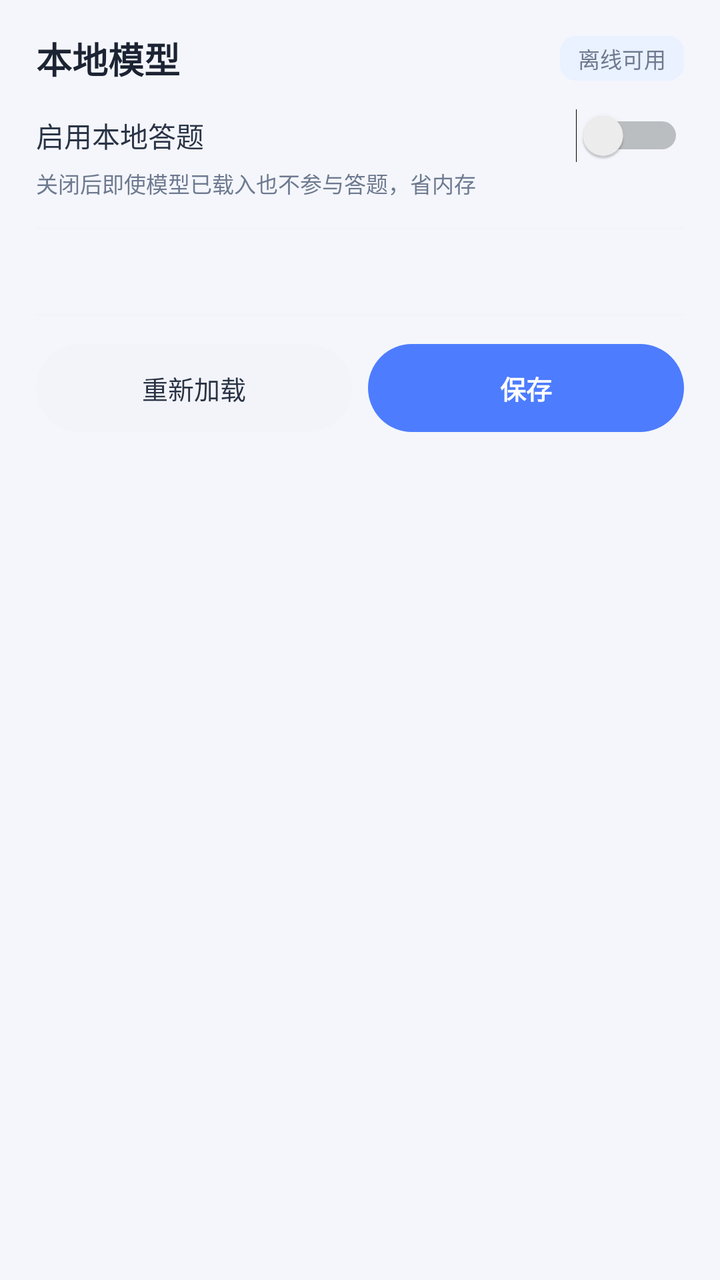
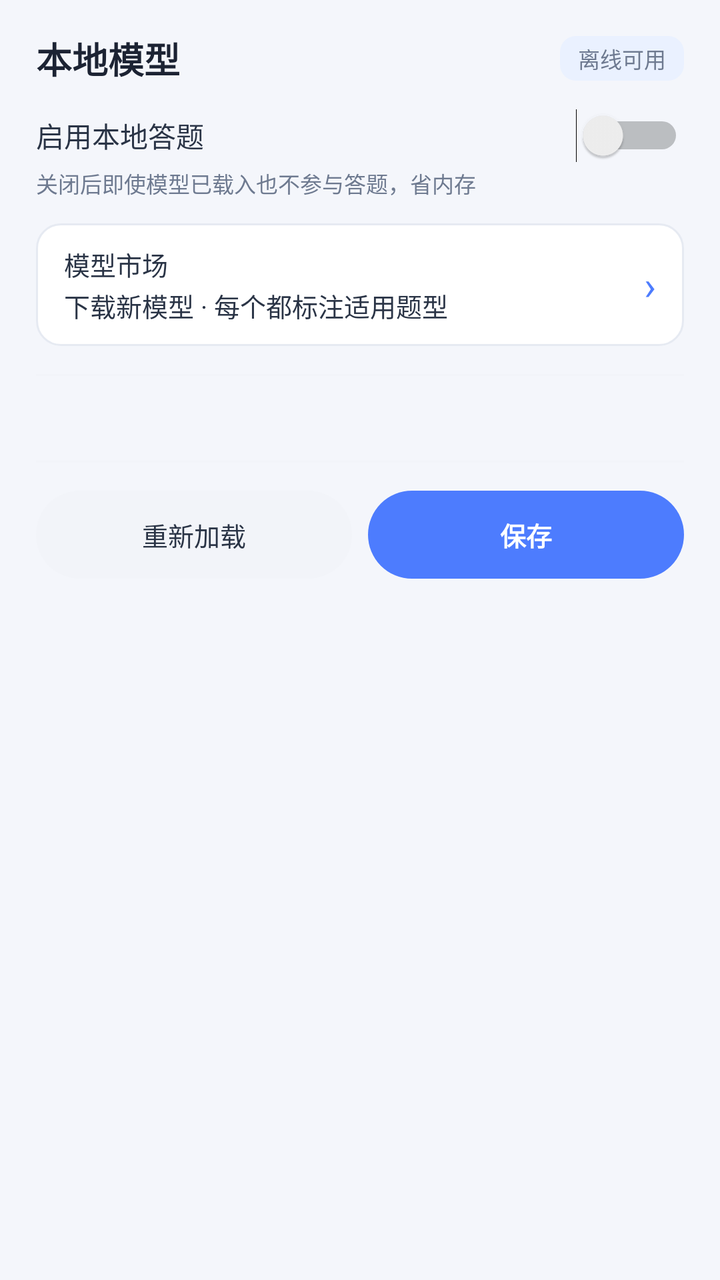

Before-and-after screenshots of an Android layout around one commit, followed by the original layout XML and the change that was made.
<!-- AndroidManifest.xml: application theme AppTheme -->
<!-- res/layout/dialog_local.xml -->
<?xml version="1.0" encoding="utf-8"?>
<ScrollView xmlns:android="http://schemas.android.com/apk/res/android"
    android:layout_width="match_parent"
    android:layout_height="wrap_content">

    <LinearLayout
        android:layout_width="match_parent"
        android:layout_height="wrap_content"
        android:orientation="vertical"
        android:paddingStart="18dp"
        android:paddingTop="16dp"
        android:paddingEnd="18dp"
        android:paddingBottom="14dp">

        <LinearLayout
            android:layout_width="match_parent"
            android:layout_height="wrap_content"
            android:gravity="center_vertical"
            android:orientation="horizontal">

            <TextView
                android:layout_width="0dp"
                android:layout_height="wrap_content"
                android:layout_weight="1"
                android:text="本地模型"
                android:textColor="@color/text_primary"
                android:textSize="18sp"
                android:textStyle="bold" />

            <TextView
                android:id="@+id/tvLocalBadge"
                android:layout_width="wrap_content"
                android:layout_height="wrap_content"
                android:background="@drawable/badge_bg"
                android:paddingStart="9dp"
                android:paddingTop="3dp"
                android:paddingEnd="9dp"
                android:paddingBottom="3dp"
                android:text="离线可用"
                android:textColor="@color/text_hint"
                android:textSize="11sp" />
        </LinearLayout>

        <LinearLayout
            android:layout_width="match_parent"
            android:layout_height="wrap_content"
            android:layout_marginTop="12dp"
            android:gravity="center_vertical"
            android:orientation="horizontal">

            <TextView
                android:layout_width="0dp"
                android:layout_height="wrap_content"
                android:layout_weight="1"
                android:text="启用本地答题"
                android:textColor="@color/text_body"
                android:textSize="14sp" />

            <Switch
                android:id="@+id/swLocalOn"
                android:layout_width="wrap_content"
                android:layout_height="wrap_content" />
        </LinearLayout>

        <TextView
            android:layout_width="match_parent"
            android:layout_height="wrap_content"
            android:layout_marginTop="2dp"
            android:text="关闭后即使模型已载入也不参与答题，省内存"
            android:textColor="@color/text_hint"
            android:textSize="11sp" />

        <View
            android:layout_width="match_parent"
            android:layout_height="1dp"
            android:layout_marginTop="14dp"
            android:layout_marginBottom="4dp"
            android:background="@color/divider" />

        <LinearLayout
            android:id="@+id/boxModels"
            android:layout_width="match_parent"
            android:layout_height="wrap_content"
            android:orientation="vertical" />

        <ProgressBar
            android:id="@+id/pb"
            style="?android:attr/progressBarStyleHorizontal"
            android:layout_width="match_parent"
            android:layout_height="6dp"
            android:layout_marginTop="10dp"
            android:max="100"
            android:progress="0"
            android:progressBackgroundTint="@color/bg_field"
            android:progressTint="@color/brand"
            android:visibility="gone" />

        <TextView
            android:id="@+id/tvModelState"
            android:layout_width="match_parent"
            android:layout_height="wrap_content"
            android:layout_marginTop="8dp"
            android:text=""
            android:textColor="@color/text_hint"
            android:textSize="12sp" />

        <View
            android:layout_width="match_parent"
            android:layout_height="1dp"
            android:layout_marginTop="14dp"
            android:layout_marginBottom="14dp"
            android:background="@color/divider" />

        <LinearLayout
            android:layout_width="match_parent"
            android:layout_height="wrap_content"
            android:orientation="horizontal">

            <TextView
                android:id="@+id/btnReload"
                android:layout_width="0dp"
                android:layout_height="44dp"
                android:layout_weight="1"
                android:background="@drawable/btn_secondary"
                android:clickable="true"
                android:focusable="true"
                android:gravity="center"
                android:text="重新加载"
                android:textColor="@color/text_body"
                android:textSize="13sp" />

            <TextView
                android:id="@+id/btnSaveLocal"
                android:layout_width="0dp"
                android:layout_height="44dp"
                android:layout_marginStart="8dp"
                android:layout_weight="1"
                android:background="@drawable/btn_primary"
                android:clickable="true"
                android:focusable="true"
                android:gravity="center"
                android:text="保存"
                android:textColor="#FFFFFF"
                android:textSize="13sp"
                android:textStyle="bold" />
        </LinearLayout>

    </LinearLayout>
</ScrollView>
<!-- resources referenced by this layout -->
<resources>
  <color name="bg_field">#F2F4F9</color>
  <color name="brand">#4D7CFE</color>
  <color name="divider">#F2F4F9</color>
  <color name="text_body">#2A3446</color>
  <color name="text_hint">#6E7A90</color>
  <color name="text_primary">#1C2333</color>
  <!-- drawable badge_bg (drawable) -->
  <?xml version="1.0" encoding="utf-8"?>
  <shape xmlns:android="http://schemas.android.com/apk/res/android" android:shape="rectangle">
      <solid android:color="@color/brand_soft" />
      <corners android:radius="8dp" />
  </shape>
  <!-- drawable btn_primary (drawable) -->
  <?xml version="1.0" encoding="utf-8"?>
  <selector xmlns:android="http://schemas.android.com/apk/res/android">
      <item android:state_pressed="true">
          <shape android:shape="rectangle">
              <solid android:color="@color/primary_deep" />
              <corners android:radius="24dp" />
          </shape>
      </item>
      <item>
          <shape android:shape="rectangle">
              <solid android:color="@color/primary" />
              <corners android:radius="24dp" />
          </shape>
      </item>
  </selector>
  <!-- drawable btn_secondary (drawable) -->
  <?xml version="1.0" encoding="utf-8"?>
  <selector xmlns:android="http://schemas.android.com/apk/res/android">
      <item android:state_pressed="true">
          <shape android:shape="rectangle">
              <solid android:color="@color/stroke" />
              <corners android:radius="24dp" />
          </shape>
      </item>
      <item>
          <shape android:shape="rectangle">
              <solid android:color="@color/bg_field" />
              <corners android:radius="24dp" />
          </shape>
      </item>
  </selector>
  <style name="AppTheme" parent="@android:style/Theme.DeviceDefault.Light.NoActionBar">
          <item name="android:windowBackground">@color/bg_page</item>
          
          <item name="android:statusBarColor">@color/brand</item>
          <item name="android:windowLightStatusBar">false</item>
          <item name="android:navigationBarColor">@color/bg_page</item>
          <item name="android:windowLightNavigationBar">true</item>
          <item name="android:colorAccent">@color/brand</item>
          <item name="android:colorControlActivated">@color/brand</item>
          <item name="android:colorControlHighlight">@color/brand_ripple</item>
          <item name="android:colorControlNormal">@color/text_hint</item>
          <item name="android:textColorPrimary">@color/text_primary</item>
          <item name="android:textColorSecondary">@color/text_hint</item>
      </style>
  <color name="brand_soft">#EAF1FF</color>
  <color name="primary_deep">#2F5FE0</color>
  <color name="primary">#4D7CFE</color>
  <color name="stroke">#E6EAF2</color>
  <color name="bg_page">#F4F6FB</color>
  <color name="brand_ripple">#1A4D7CFE</color>
</resources>

<!-- the commit's change to res/layout/dialog_local.xml (unified diff, before → after) -->
@@ -69,6 +69,39 @@
             android:text="关闭后即使模型已载入也不参与答题，省内存"
             android:textColor="@color/text_hint"
             android:textSize="11sp" />
+
+        
+        <LinearLayout
+            android:id="@+id/tvMarketEntry"
+            android:layout_width="match_parent"
+            android:layout_height="wrap_content"
+            android:layout_marginTop="12dp"
+            android:background="@drawable/model_item_bg"
+            android:clickable="true"
+            android:focusable="true"
+            android:gravity="center_vertical"
+            android:orientation="horizontal"
+            android:paddingStart="14dp"
+            android:paddingTop="11dp"
+            android:paddingEnd="14dp"
+            android:paddingBottom="11dp">
+
+            <TextView
+                android:layout_width="0dp"
+                android:layout_height="wrap_content"
+                android:layout_weight="1"
+                android:lineSpacingExtra="2dp"
+                android:text="模型市场\n下载新模型 · 每个都标注适用题型"
+                android:textColor="@color/text_body"
+                android:textSize="13sp" />
+
+            <TextView
+                android:layout_width="wrap_content"
+                android:layout_height="wrap_content"
+                android:text="›"
+                android:textColor="@color/primary"
+                android:textSize="20sp" />
+        </LinearLayout>
 
         <View
             android:layout_width="match_parent"
<!-- resource entries referenced after the edit -->
@@ -44,6 +44,24 @@
           </shape>
       </item>
   </selector>
+  <!-- drawable model_item_bg (drawable) -->
+  <?xml version="1.0" encoding="utf-8"?>
+  <selector xmlns:android="http://schemas.android.com/apk/res/android">
+      <item android:state_selected="true">
+          <shape android:shape="rectangle">
+              <solid android:color="@color/primary_soft" />
+              <corners android:radius="12dp" />
+              <stroke android:width="2dp" android:color="@color/primary" />
+          </shape>
+      </item>
+      <item>
+          <shape android:shape="rectangle">
+              <solid android:color="#FFFFFF" />
+              <corners android:radius="12dp" />
+              <stroke android:width="1dp" android:color="@color/stroke" />
+          </shape>
+      </item>
+  </selector>
   <style name="AppTheme" parent="@android:style/Theme.DeviceDefault.Light.NoActionBar">
           <item name="android:windowBackground">@color/bg_page</item>
           
@@ -62,6 +80,7 @@
   <color name="primary_deep">#2F5FE0</color>
   <color name="primary">#4D7CFE</color>
   <color name="stroke">#E6EAF2</color>
+  <color name="primary_soft">#EAF1FF</color>
   <color name="bg_page">#F4F6FB</color>
   <color name="brand_ripple">#1A4D7CFE</color>
 </resources>
